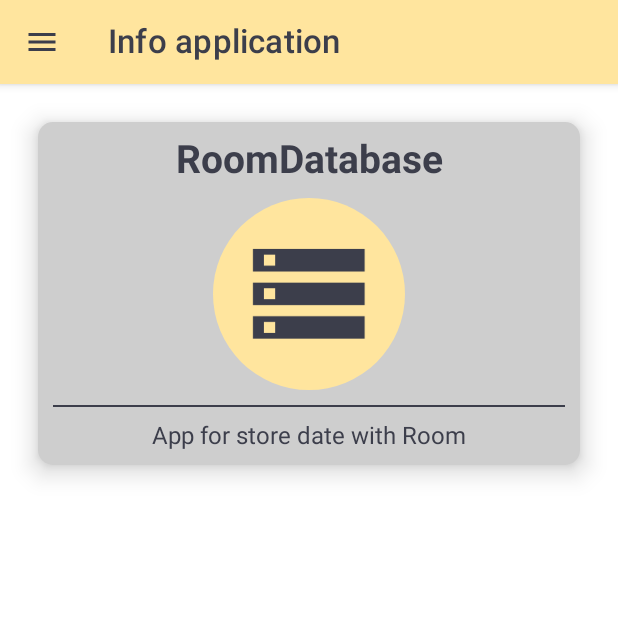
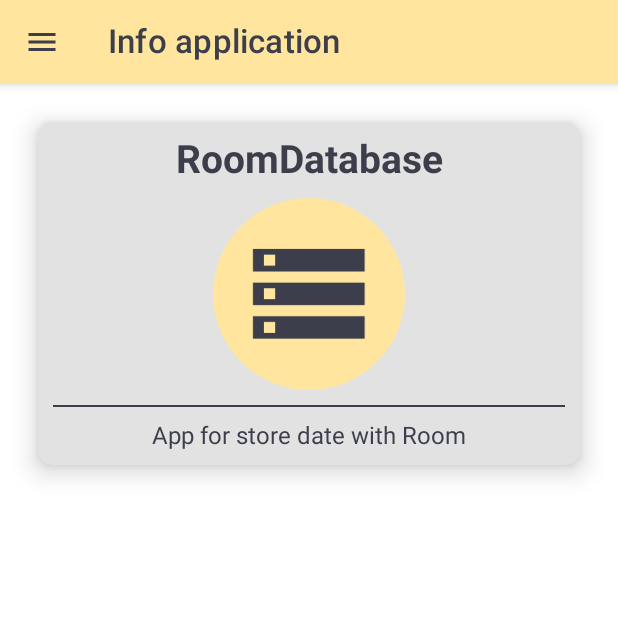
Before and after one commit to ndenicolais/ComposeRoomDatabase, an Android app built with Jetpack Compose: the composable InfoPage shown on its own in the app's theme, on a phone screen of 412 x 824 dp, the top half of it. Run offline under Robolectric (Android 15) with nearby library versions, the phone set to English and light mode, and no system bars.

Commit message:
Update color GreyLight

```diff
--- a/app/src/main/java/com/denicks21/roomdatabase/ui/theme/Color.kt
+++ b/app/src/main/java/com/denicks21/roomdatabase/ui/theme/Color.kt
@@ -4,7 +4,7 @@ import androidx.compose.ui.graphics.Color
 
 val YellowLight = Color(0xFFFFF0C8)
 val YellowDark = Color(0xFFFFE59E)
-val GreyLight = Color(0xFFCECECE)
+val GreyLight = Color(0xFFE2E2E2)
 val GreyDark = Color(0xFF3C3E4B)
 val ConfirmColor = Color(0xFF47A04B)
 val CancelColor = Color(0xFFF44336)
```
